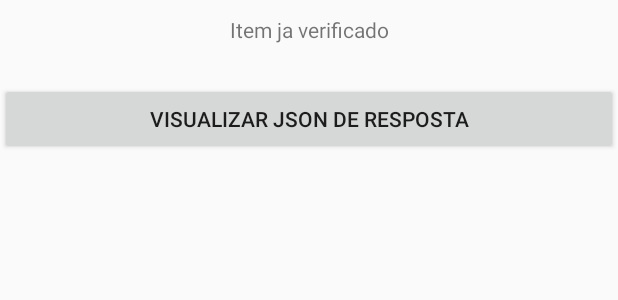
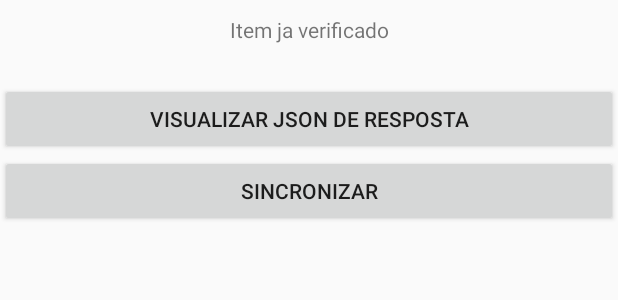
Before and after one commit to thiagoneves1/TesteChecagem, an Android app: the layout activity_activity_checagem.xml on its own in the app's theme, with its tools: preview values and no code run, on a phone screen of 412 x 824 dp. Shown: the top 300 px of the screen. Run offline under Robolectric (Android 15) with nearby library versions, the phone set to English and light mode, and no system bars.

```diff
--- a/app/src/main/AndroidManifest.xml
+++ b/app/src/main/AndroidManifest.xml
@@ -33,6 +33,10 @@
             android:name="br.com.coletor.app.JsonResposta"
             android:label="@string/title_activity_activity_resposta" >
         </activity>
+        <activity
+            android:name="br.com.coletor.ColetorMovel.Sincronizar"
+            android:label="@string/title_activity_sincronizar" >
+        </activity>
     </application>
 
 </manifest>
--- a/app/src/main/res/layout/activity_activity_checagem.xml
+++ b/app/src/main/res/layout/activity_activity_checagem.xml
@@ -19,4 +19,10 @@
         android:layout_height="wrap_content"
         android:text="Visualizar Json de Resposta"/>
 
+    <Button
+        android:layout_width="match_parent"
+        android:layout_height="wrap_content"
+        android:id="@+id/txt_json_sincronizar"
+        android:text="@string/sincronizar"/>
+
 </LinearLayout>
--- a/app/src/main/res/layout/activity_activity_resposta.xml
+++ b/app/src/main/res/layout/activity_activity_resposta.xml
@@ -1,10 +1,13 @@
 <?xml version="1.0" encoding="utf-8"?>
 <LinearLayout xmlns:android="http://schemas.android.com/apk/res/android"
               android:layout_width="match_parent"
+              android:orientation="vertical"
               android:layout_height="match_parent">
 
     <EditText
         android:layout_width="match_parent"
         android:layout_height="match_parent"
         android:id="@+id/txt_json_resposta"/>
+
+
 </LinearLayout>
--- a/app/src/main/res/values/strings.xml
+++ b/app/src/main/res/values/strings.xml
@@ -10,5 +10,7 @@
     <string name="manter_foto">Manter Foto</string>
     <string name="trocar_foto">Trocar Foto</string>
     <string name="title_activity_activity_resposta">ActivityResposta</string>
+    <string name="title_activity_sincronizar">Sincronizar</string>
+    <string name="sincronizar">Sincronizar</string>
 
 </resources>
```
Also changed, not shown: app/src/main/res/layout/activity_sincronizar.xml (added, +17 -0 lines), app/src/main/res/menu/sincronizar.xml (added, +9 -0 lines), 4 other files.
